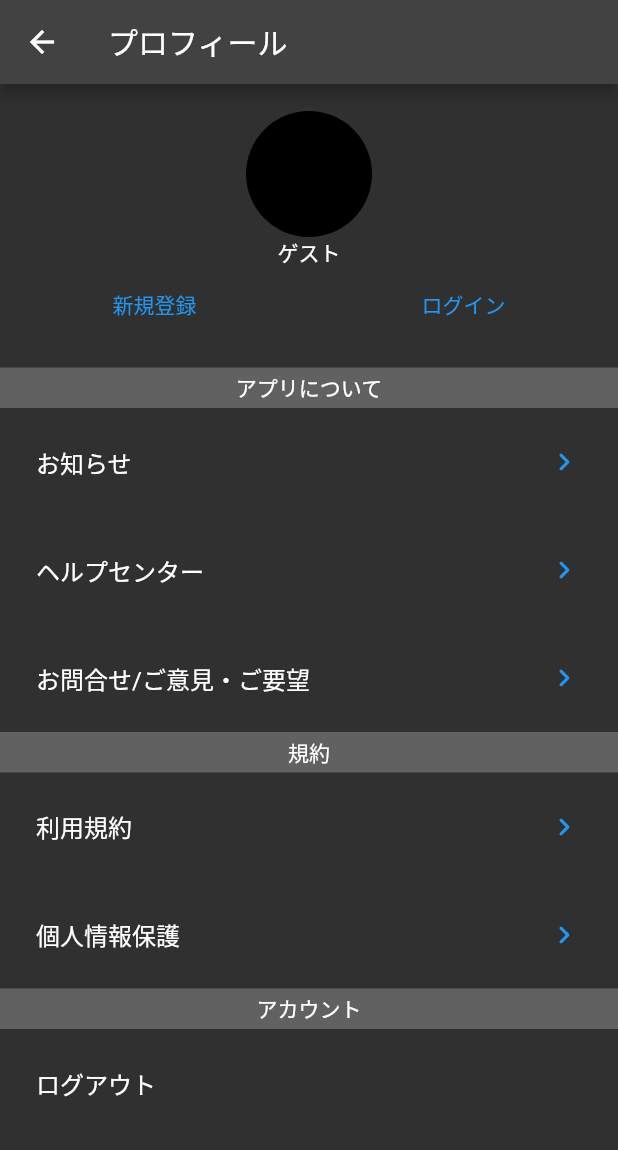
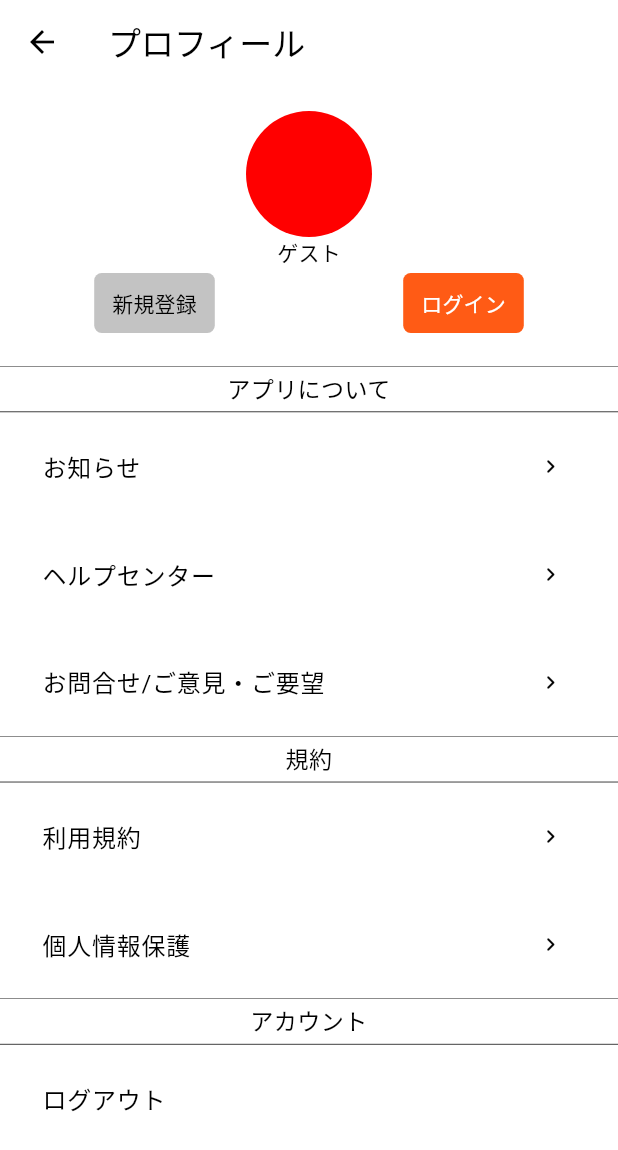
Before and after one commit to flutteruniv/happyo, a Flutter app: the screen it shows after launch, in the side drawer, after a tap on "プロフィール", on a phone screen of 412 x 824 dp. Shown: the top 1150 px of the screen. Run offline on Flutter 3.47's test engine with Material 2 defaults, Android fonts, the phone set to English and light mode, and no system bars; our stand-ins replace firebase_auth, firebase_core, flutter_signin_button, freezed_annotation, google_sign_in; accounts and stored records are empty; generated files the repository leaves out were written again.

Commit message:
カラーテーマの反映

```diff
--- a/lib/main.dart
+++ b/lib/main.dart
@@ -1,18 +1,20 @@
 import 'package:firebase_core/firebase_core.dart';
 import 'package:flutter/material.dart';
+import 'package:happyo/common/my_theme.dart';
+import 'package:happyo/common/logger.dart';
 import 'package:happyo/common/routes.dart';
 import 'package:happyo/firebase_options.dart';
 
 Future<void> main() async {
-  // Unhandled Exception: [core/duplicate-app] A Firebase App named "[DEFAULT]" already exists
-  try{
+  try {
     WidgetsFlutterBinding.ensureInitialized();
-    // await dotenv.load(fileName: '.env');
     await Firebase.initializeApp(
       options: DefaultFirebaseOptions.currentPlatform,
     );
-  } catch(e){}
-  runApp(MyApp());
+  } catch (e) {
+    logger.error("application initialize error: ", args: e);
+  }
+  runApp(const MyApp());
 }
 
 class MyApp extends StatelessWidget {
@@ -21,8 +23,10 @@ class MyApp extends StatelessWidget {
   @override
   Widget build(BuildContext context) {
     return MaterialApp(
+      debugShowCheckedModeBanner: false,
       title: 'Flutter Demo',
-      theme: ThemeData.dark(),
+      theme: MyTheme.appThemeDataLight,
+      darkTheme: MyTheme.appThemeDataDark,
       initialRoute: Routes.index,
       routes: Routes.routes,
     );
--- a/lib/page/home_page.dart
+++ b/lib/page/home_page.dart
@@ -9,7 +9,22 @@ class HomePage extends StatelessWidget {
   Widget build(BuildContext context) {
     return Scaffold(
       appBar: AppBar(
-        title: const Text('HAPPYO'),
+        title: Row(
+          children: [
+            Text(
+              'HAPPY',
+              style: TextStyle(
+                color: Theme.of(context).colorScheme.onBackground,
+              ),
+            ),
+            Text(
+              'O',
+              style: TextStyle(
+                color: Theme.of(context).colorScheme.tertiary,
+              ),
+            ),
+          ],
+        ),
         centerTitle: false,
       ),
       drawer: SideMenu(),
--- a/lib/page/profile/profile_page.dart
+++ b/lib/page/profile/profile_page.dart
@@ -1,6 +1,7 @@
 import 'package:flutter/material.dart';
 import 'package:firebase_auth/firebase_auth.dart';
 import 'package:google_sign_in/google_sign_in.dart';
+import 'package:happyo/common/my_syles.dart';
 import 'package:happyo/page/login_page.dart';
 
 class ProfilePage extends StatelessWidget {
@@ -8,7 +9,10 @@ class ProfilePage extends StatelessWidget {
   Widget build(BuildContext context) {
     return Scaffold(
       appBar: AppBar(
-        title: const Text('プロフィール'),
+        title: Text(
+          'プロフィール',
+          style: MyStyles.defaultText(context),
+        ),
       ),
       body: SingleChildScrollView(
         child: Column(
@@ -57,7 +61,10 @@ class UserProfileHeader extends StatelessWidget {
           CircleAvatar(
             radius: 42,
           ),
-          const Text('ユーザー名'),
+          Text(
+            'ユーザー名',
+            style: MyStyles.defaultText(context),
+          ),
         ],
       ),
     );
@@ -74,26 +81,37 @@ class GuestProfileHeader extends StatelessWidget {
           CircleAvatar(
             radius: 42,
           ),
-          const Text('ゲスト'),
+          Text(
+            'ゲスト',
+            style: MyStyles.defaultText(context),
+          ),
           Row(
             mainAxisAlignment: MainAxisAlignment.spaceAround,
             children: [
               TextButton(
                 onPressed: () {},
-                child: const Text('新規登録'),
+                child: Text(
+                  '新規登録',
+                  // style: MyStyles.defaultText(context),
+                ),
+                style: MyStyles.defaultButton(context),
               ),
               TextButton(
                 onPressed: () => showModalBottomSheet(
                   context: context,
                   backgroundColor: Colors.black,
                   shape: RoundedRectangleBorder(
-                    borderRadius: BorderRadius.vertical(top: Radius.circular(15)),
+                    borderRadius:
+                        BorderRadius.vertical(top: Radius.circular(15)),
                   ),
                   builder: (context) {
                     return login_page();
                   },
                 ),
-                child: const Text('ログイン'),
+                child: Text(
+                  'ログイン',
+                ),
+                style: MyStyles.accentButton(context),
               ),
             ],
           ),
@@ -148,14 +166,19 @@ class InfoBlockHeader extends StatelessWidget {
   @override
   Widget build(BuildContext context) {
     return Container(
-      padding: const EdgeInsets.symmetric(vertical: 3),
-      decoration: BoxDecoration(
-        color: Theme.of(context).secondaryHeaderColor,
+      padding: const EdgeInsets.symmetric(vertical: 4),
+      decoration: const BoxDecoration(
+        border: Border(
+          top: BorderSide(width: 0.3),
+          bottom: BorderSide(width: 0.5),
+        ),
       ),
       width: MediaQuery.of(context).size.width,
       child: Text(
         text ?? '',
         textAlign: TextAlign.center,
+        textScaleFactor: 1.1,
+        style: TextStyle(color: Theme.of(context).colorScheme.onBackground),
       ),
     );
   }
@@ -169,23 +192,31 @@ class AppInfoBlock extends StatelessWidget {
         InfoBlockHeader(text: 'アプリについて'),
         TextButton(
           onPressed: () {},
-          child: const ListTile(
-            // leading: Icon(Icons.circle),
-            title: Text('お知らせ'),
+          child: ListTile(
+            title: Text(
+              'お知らせ',
+              style: MyStyles.defaultText(context),
+            ),
             trailing: Icon(Icons.chevron_right_rounded),
           ),
         ),
         TextButton(
           onPressed: () {},
-          child: const ListTile(
+          child: ListTile(
             trailing: Icon(Icons.chevron_right_rounded),
-            title: Text('ヘルプセンター'),
+            title: Text(
+              'ヘルプセンター',
+              style: MyStyles.defaultText(context),
+            ),
           ),
         ),
         TextButton(
           onPressed: () {},
-          child: const ListTile(
-            title: Text('お問合せ/ご意見・ご要望'),
+          child: ListTile(
+            title: Text(
+              'お問合せ/ご意見・ご要望',
+              style: MyStyles.defaultText(context),
+            ),
             trailing: Icon(Icons.chevron_right_rounded),
           ),
         ),
@@ -202,15 +233,21 @@ class TermsInfoBlock extends StatelessWidget {
         InfoBlockHeader(text: '規約'),
         TextButton(
           onPressed: () {},
-          child: const ListTile(
-            title: Text('利用規約'),
+          child: ListTile(
+            title: Text(
+              '利用規約',
+              style: MyStyles.defaultText(context),
+            ),
             trailing: Icon(Icons.chevron_right_rounded),
           ),
         ),
         TextButton(
           onPressed: () {},
-          child: const ListTile(
-            title: Text('個人情報保護'),
+          child: ListTile(
+            title: Text(
+              '個人情報保護',
+              style: MyStyles.defaultText(context),
+            ),
             trailing: Icon(Icons.chevron_right_rounded),
           ),
         ),
@@ -240,8 +277,11 @@ class AccountBlock extends StatelessWidget {
           onPressed: () {
             logout();
           },
-          child: const ListTile(
-            title: Text('ログアウト'),
+          child: ListTile(
+            title: Text(
+              'ログアウト',
+              style: MyStyles.defaultText(context),
+            ),
           ),
         ),
       ],
--- a/lib/widgets/custom_tab_bar.dart
+++ b/lib/widgets/custom_tab_bar.dart
@@ -24,6 +24,8 @@ class CustomTabBar extends StatelessWidget {
               isScrollable: true,
               labelPadding: const EdgeInsets.symmetric(horizontal: 16.0),
               tabs: tabs,
+              indicatorColor: Theme.of(context).colorScheme.surfaceTint,
+              labelColor: Theme.of(context).colorScheme.onSurface,
             ),
           ),
         ),
--- a/lib/widgets/side_menu.dart
+++ b/lib/widgets/side_menu.dart
@@ -1,4 +1,5 @@
 import 'package:flutter/material.dart';
+import 'package:happyo/common/my_syles.dart';
 import 'package:happyo/common/routes.dart';
 
 class SideMenu extends StatelessWidget {
@@ -9,16 +10,19 @@ class SideMenu extends StatelessWidget {
         children: [
           UserAccountsDrawerHeader(
             currentAccountPicture: CircleAvatar(),
-            accountName: Text('アカウント名'),
-            accountEmail: Text('メールアドレス'),
+            accountName: Text('アカウント名', style: MyStyles.defaultText(context)),
+            accountEmail: Text('メールアドレス', style: MyStyles.defaultText(context)),
           ),
           TextButton(
             onPressed: () {
               Routes.pushNamed(context, Routes.profile);
             },
-            child: const ListTile(
-              leading: Icon(Icons.account_box_rounded),
-              title: Text('プロフィール'),
+            child: ListTile(
+              leading: Icon(
+                Icons.account_box_rounded,
+                color: Theme.of(context).colorScheme.onBackground,
+              ),
+              title: Text('プロフィール', style: MyStyles.defaultText(context)),
             ),
           )
         ],
```
